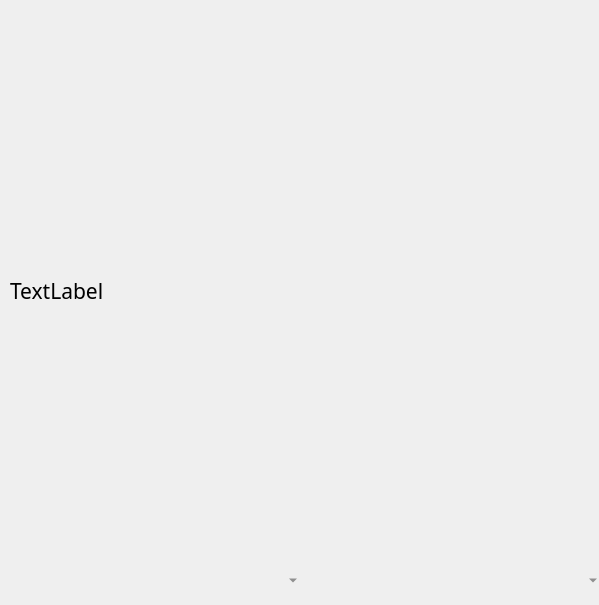
bigidulka/Weather, file untitled.ui: the form before one commit.
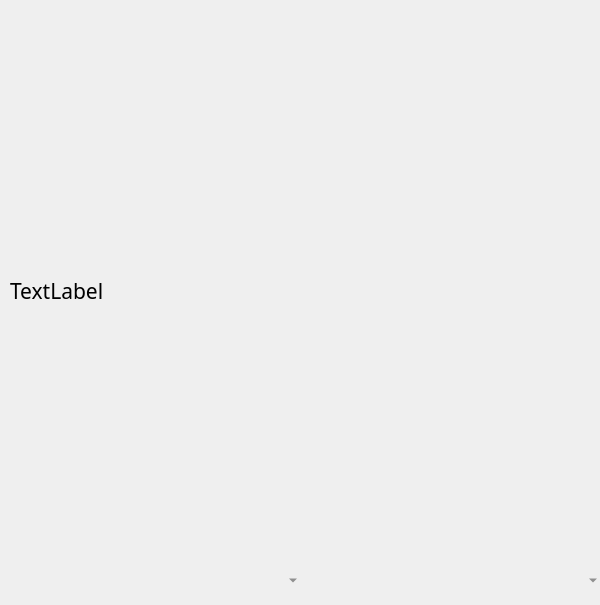
The form after the commit. Icons and pictures are not drawn.

```diff
--- a/untitled.ui
+++ b/untitled.ui
@@ -9,7 +9,7 @@
    <rect>
     <x>0</x>
     <y>0</y>
-    <width>599</width>
+    <width>600</width>
     <height>605</height>
    </rect>
   </property>
```
Left out of the diff: 2 changed lines with no effect on the pictures.
